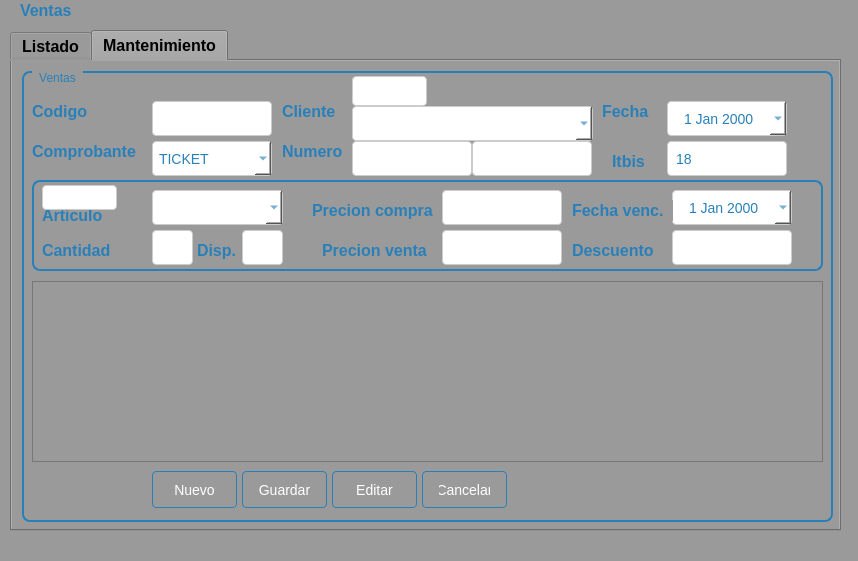
Before: the Qt Designer form Sistema de ventas/ui/FrmVentas.ui in CodeDrTech/DevelopPython, drawn with Qt 5.
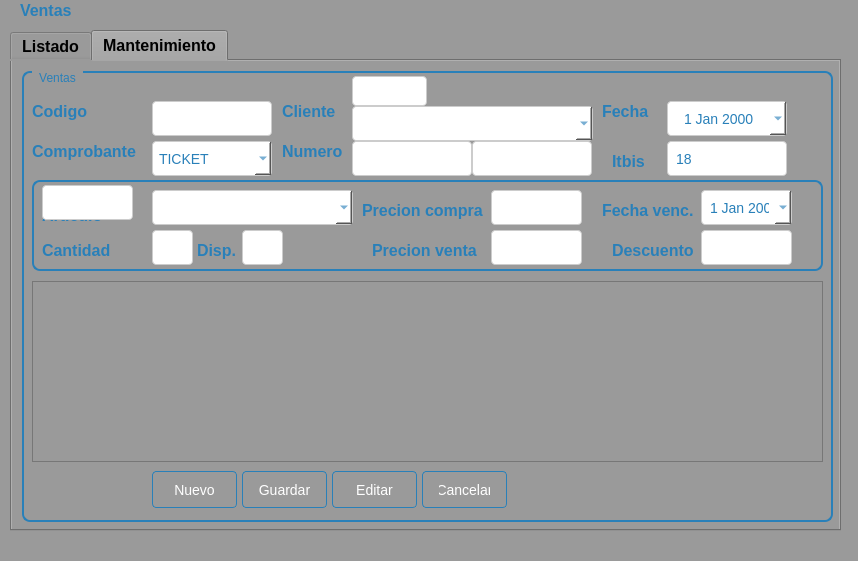
After: the same form once the commit is applied. The open tabs and pages were chosen to show the change.

What changed in the file:
```diff
--- a/Sistema de ventas/ui/FrmVentas.ui
+++ b/Sistema de ventas/ui/FrmVentas.ui
@@ -1212,9 +1212,9 @@
        <widget class="QDateEdit" name="txtFechaVenc">
         <property name="geometry">
          <rect>
-          <x>640</x>
+          <x>669</x>
           <y>10</y>
-          <width>120</width>
+          <width>91</width>
           <height>35</height>
          </rect>
         </property>
@@ -1255,9 +1255,9 @@
        <widget class="QLabel" name="label_16">
         <property name="geometry">
          <rect>
-          <x>540</x>
+          <x>570</x>
           <y>20</y>
-          <width>101</width>
+          <width>91</width>
           <height>21</height>
          </rect>
         </property>
@@ -1279,7 +1279,7 @@
        <widget class="QLabel" name="label_17">
         <property name="geometry">
          <rect>
-          <x>540</x>
+          <x>580</x>
           <y>60</y>
           <width>91</width>
           <height>21</height>
@@ -1303,7 +1303,7 @@
        <widget class="QLabel" name="label_18">
         <property name="geometry">
          <rect>
-          <x>280</x>
+          <x>330</x>
           <y>20</y>
           <width>131</width>
           <height>21</height>
@@ -1327,9 +1327,9 @@
        <widget class="QLabel" name="label_19">
         <property name="geometry">
          <rect>
-          <x>290</x>
+          <x>340</x>
           <y>60</y>
-          <width>121</width>
+          <width>111</width>
           <height>21</height>
          </rect>
         </property>
@@ -1351,9 +1351,9 @@
        <widget class="QLineEdit" name="txtPrecioCom">
         <property name="geometry">
          <rect>
-          <x>410</x>
+          <x>459</x>
           <y>10</y>
-          <width>120</width>
+          <width>91</width>
           <height>35</height>
          </rect>
         </property>
@@ -1431,9 +1431,9 @@
        <widget class="QLineEdit" name="txtPrecioVen">
         <property name="geometry">
          <rect>
-          <x>410</x>
+          <x>459</x>
           <y>50</y>
-          <width>120</width>
+          <width>91</width>
           <height>35</height>
          </rect>
         </property>
@@ -1513,7 +1513,7 @@
          <rect>
           <x>120</x>
           <y>10</y>
-          <width>131</width>
+          <width>201</width>
           <height>35</height>
          </rect>
         </property>
@@ -1672,8 +1672,8 @@
          <rect>
           <x>10</x>
           <y>5</y>
-          <width>75</width>
-          <height>25</height>
+          <width>91</width>
+          <height>35</height>
          </rect>
         </property>
         <property name="styleSheet">
@@ -1857,9 +1857,9 @@
        <widget class="QLineEdit" name="txtDescuento">
         <property name="geometry">
          <rect>
-          <x>640</x>
+          <x>669</x>
           <y>50</y>
-          <width>120</width>
+          <width>91</width>
           <height>35</height>
          </rect>
         </property>
```
